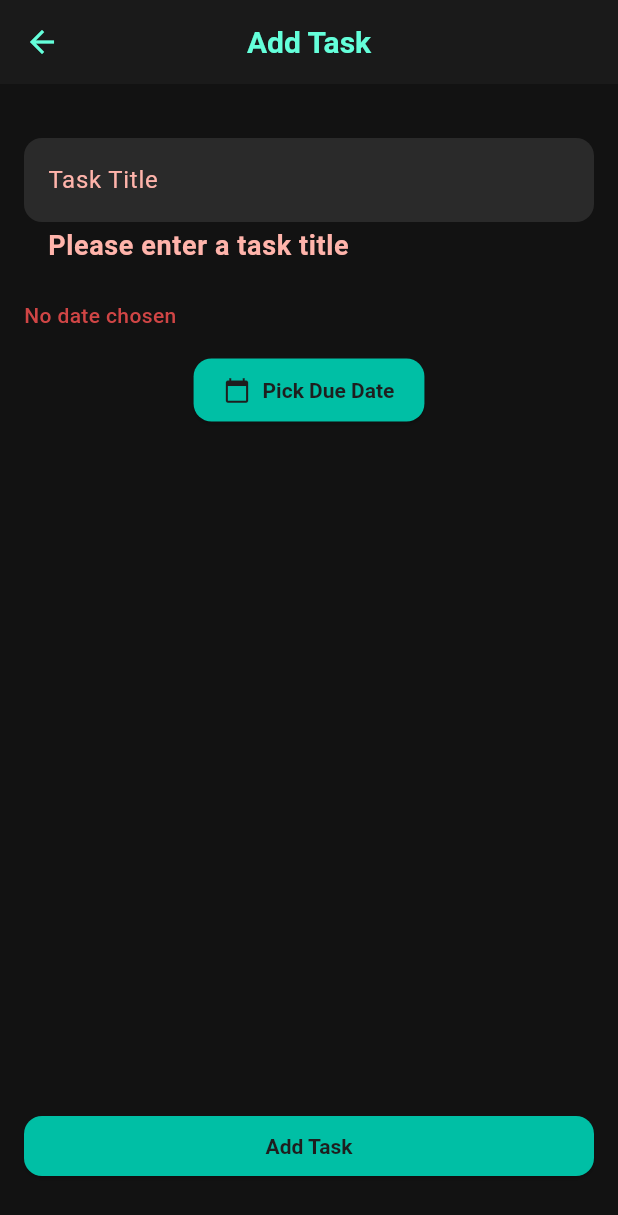
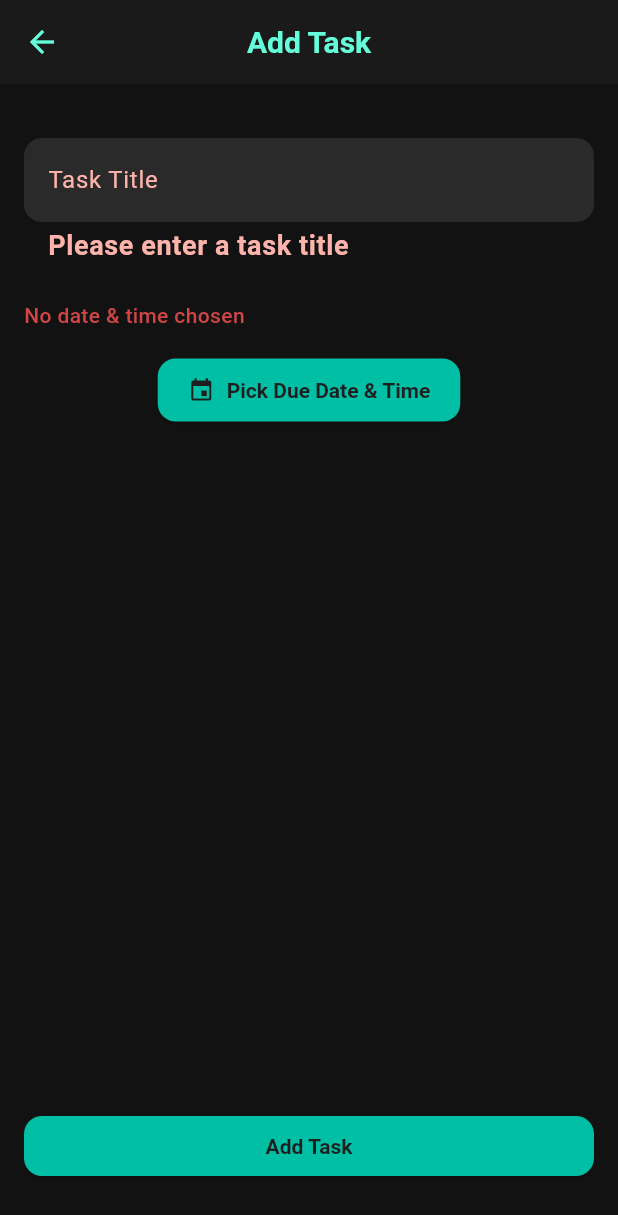
Before and after one commit to subhan-0073/due-day, a Flutter app: the AddTaskScreen screen opened directly, after a tap on "Add Task", on a phone screen of 412 x 824 dp. Shown: the top 1215 px of the screen. Run offline on Flutter 3.47's test engine with Material 3 defaults, Android fonts, the light colour scheme and no system bars; our stand-ins replace device_info_plus, flutter_local_notifications, flutter_timezone, hive, hive_flutter, permission_handler and 1 more; missing offline and left inert: android_intent_plus; accounts and stored records are empty.

Commit message:
Feat: Enhance deadline logic and task creation UX
- Refactored countdown logic in `DeadlineTile` to show hours/minutes for tasks due within 24 hours, and a calendar-accurate breakdown for longer durations
- Updated countdown color logic for more precise urgency indication
- Added time picker to `AddTaskScreen`; users can now select both date and time for task deadlines
- Improved code readability and streamlined user experience across relevant screens

```diff
--- a/lib/src/ui/screens/add_task_screen.dart
+++ b/lib/src/ui/screens/add_task_screen.dart
@@ -16,6 +16,7 @@ class _AddTaskScreenState extends State<AddTaskScreen> {
   final _formKey = GlobalKey<FormState>();
   String? _title;
   DateTime? _selectedDate;
+  TimeOfDay? _selectedTime;
 
   @override
   void initState() {
@@ -24,6 +25,7 @@ class _AddTaskScreenState extends State<AddTaskScreen> {
     if (widget.task != null) {
       _titleController.text = widget.task!.title;
       _selectedDate = widget.task!.dueDate;
+      _selectedTime = TimeOfDay.fromDateTime(widget.task!.dueDate);
     }
   }
 
@@ -70,12 +72,14 @@ class _AddTaskScreenState extends State<AddTaskScreen> {
               Align(
                 alignment: Alignment.centerLeft,
                 child: Text(
-                  _selectedDate == null
-                      ? 'No date chosen'
-                      : 'Due: ${DateFormat.yMMMMd().format(_selectedDate!)}',
+                  (_selectedDate == null && _selectedTime == null)
+                      ? 'No date & time chosen'
+                      : 'Due: '
+                            '${_selectedDate != null ? DateFormat.yMMMMd().format(_selectedDate!) : ''}'
+                            '${_selectedTime != null ? ' at ${_selectedTime!.format(context)}' : ''}',
                   style: theme.textTheme.bodyMedium?.copyWith(
                     fontWeight: FontWeight.w500,
-                    color: _selectedDate != null
+                    color: (_selectedDate != null && _selectedTime != null)
                         ? Colors.tealAccent.withAlpha(179)
                         : Colors.redAccent.withAlpha(204),
                   ),
@@ -92,13 +96,25 @@ class _AddTaskScreenState extends State<AddTaskScreen> {
                     lastDate: DateTime(2100),
                   );
                   if (pickedDate != null) {
-                    setState(() {
-                      _selectedDate = pickedDate;
-                    });
+                    if (!mounted) return;
+                    final pickedTime = await showTimePicker(
+                      context: context,
+                      initialTime: _selectedTime ?? TimeOfDay.now(),
+                    );
+                    if (pickedTime != null) {
+                      setState(() {
+                        _selectedDate = pickedDate;
+                        _selectedTime = pickedTime;
+                      });
+                    }
                   }
                 },
-                icon: const Icon(Icons.calendar_today),
-                label: const Text("Pick Due Date"),
+                icon: const Icon(Icons.event),
+                label: Text(
+                  (_selectedDate == null || _selectedTime == null)
+                      ? 'Pick Due Date & Time'
+                      : 'Due: ${DateFormat.yMMMMd().format(_selectedDate!)} at ${_selectedTime!.format(context)}',
+                ),
               ),
 
               const Spacer(),
@@ -108,20 +124,27 @@ class _AddTaskScreenState extends State<AddTaskScreen> {
                 child: ElevatedButton(
                   onPressed: () {
                     if (_formKey.currentState!.validate()) {
-                      if (_selectedDate == null) {
+                      if (_selectedDate == null || _selectedTime == null) {
                         ScaffoldMessenger.of(context).showSnackBar(
                           const SnackBar(
-                            content: Text('Please pick a due date'),
+                            content: Text('Please pick a due date and time'),
                           ),
                         );
                         return;
                       }
                       _formKey.currentState!.save();
+                      final dueDateTime = DateTime(
+                        _selectedDate!.year,
+                        _selectedDate!.month,
+                        _selectedDate!.day,
+                        _selectedTime!.hour,
+                        _selectedTime!.minute,
+                      );
                       Navigator.pop(
                         context,
                         Task(
                           title: _title!,
-                          dueDate: _selectedDate!,
+                          dueDate: dueDateTime,
                           id: widget.task?.id,
                         ),
                       );
```
Also changed, not shown: lib/src/ui/widgets/deadline_tile.dart (+61 -15 lines).
